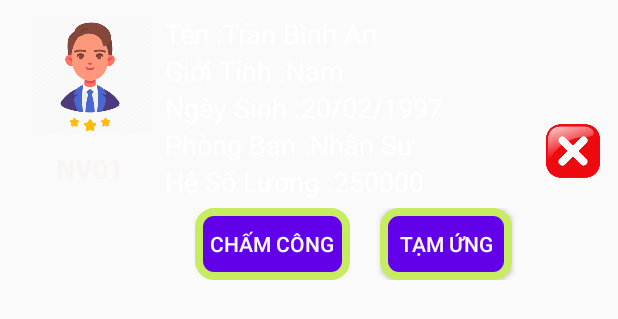
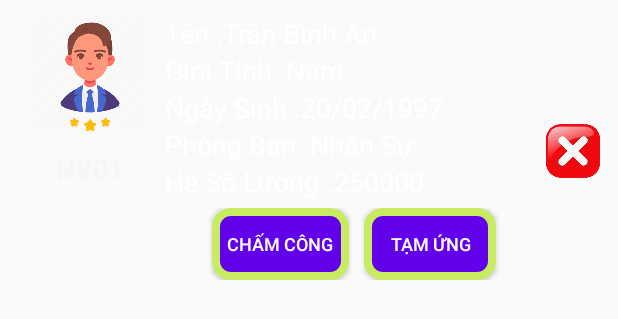
Before and after one commit to Lap-trinh-di-dong-2/QuanLyLuong, an Android app: the layout listview_nhanvien.xml on its own in the app's theme, with its tools: preview values and no code run, on a phone screen of 412 x 824 dp. Shown: the top 319 px of the screen. Run offline under Robolectric (Android 15) with nearby library versions, the phone set to English and light mode, and no system bars.

Commit message:
Update project 04/08/2020 3.0.7 Cập nhật new

```diff
--- a/app/src/main/AndroidManifest.xml
+++ b/app/src/main/AndroidManifest.xml
@@ -4,10 +4,8 @@
     <uses-permission android:name="android.permission.INTERNET"/>
     <uses-permission android:name="android.permission.ACCESS_NETWORK_STATE"/>
     <uses-permission android:name="android.permission.WRITE_EXTERNAL_STORAGE"/>
-    <uses-permission android:name="android.permission.ACCESS_COARSE_LOCATION"/>
-    <uses-permission android:name="android.permission.ACCESS_FINE_LOCATION"/>
-    <uses-feature android:name="android.hardware.location" android:required="true"/>
-    <uses-feature android:name="android.hardware.location.gps" android:required="true"/>
+<!--    <uses-permission android:name="android.permission.ACCESS_COARSE_LOCATION"/>-->
+<!--    <uses-permission android:name="android.permission.ACCESS_FINE_LOCATION"/>-->
     <!--
          The ACCESS_COARSE/FINE_LOCATION permissions are not required to use
          Google Maps Android API v2, but you must specify either coarse or fine
--- a/app/src/main/java/com/example/quanlyluong/DataBase/DBChamCong.java
+++ b/app/src/main/java/com/example/quanlyluong/DataBase/DBChamCong.java
@@ -60,7 +60,7 @@ public class DBChamCong {
 
     public void xoaChamCong(ChamCong chamCong) {
         SQLiteDatabase db = dbHelper.getWritableDatabase();
-        db.delete("ChamCong", "manv= '" + chamCong.getMaNhanVien() + "'"  , null);
+        db.delete("ChamCong", "manv= '" + chamCong.getMaNhanVien() + "'and ngaycham = '" +chamCong.getThang()+"'"  , null);
         db.close();
     }
 
--- a/app/src/main/java/com/example/quanlyluong/GiaoDien/ChamCong/SuaChamCong.java
+++ b/app/src/main/java/com/example/quanlyluong/GiaoDien/ChamCong/SuaChamCong.java
@@ -58,6 +58,10 @@ public class SuaChamCong extends AppCompatActivity {
         btnLuu.setOnClickListener(new View.OnClickListener() {
             @Override
             public void onClick(View view) {
+                if(Integer.parseInt(txtSoNgayCong.getText().toString()) > 31){
+                    txtSoNgayCong.setError("Ngày công không quá 31 ngày trong một tháng");
+                    txtSoNgayCong.isFocused();
+                }
                 if (txtSoNgayCong.getText().toString().isEmpty()) {
                     checkError.checkEmpty(txtSoNgayCong, "Vui lòng nhập số ngày công");
                 } else {
--- a/app/src/main/java/com/example/quanlyluong/GiaoDien/ChamCong/ThemChamCong.java
+++ b/app/src/main/java/com/example/quanlyluong/GiaoDien/ChamCong/ThemChamCong.java
@@ -53,6 +53,10 @@ public class ThemChamCong extends AppCompatActivity {
             public void onClick(View view) {
                 DBChamCong dbChamCong = new DBChamCong(getApplicationContext());
                 boolean check = dbChamCong.checkChamCong(txtNgayChamCong.getText().toString(), tvMaNhanVien.getText().toString());
+                if(Integer.parseInt(txtSoNgayCong.getText().toString()) > 31){
+                    txtSoNgayCong.setError("Ngày công không quá 31 ngày trong một tháng");
+                    txtSoNgayCong.isFocused();
+                }
                 if (txtNgayChamCong.getText().toString().isEmpty() || txtSoNgayCong.getText().toString().isEmpty()) {
                     checkError.checkEmpty(txtNgayChamCong, "Ngày chấm không để trống");
                     checkError.checkEmpty(txtSoNgayCong, "Vui lòng nhập số ngày công");
--- a/app/src/main/java/com/example/quanlyluong/GiaoDien/NhanVien/ThemNhanVien.java
+++ b/app/src/main/java/com/example/quanlyluong/GiaoDien/NhanVien/ThemNhanVien.java
@@ -61,7 +61,7 @@ public class ThemNhanVien extends AppCompatActivity {
     }
 
     private void setEvent() {
-        imgHinhDaiDien.setImageResource(R.drawable.camera);
+      imgHinhDaiDien.setImageResource(R.drawable.camera);
         DBPhongBan dbPhongBan = new DBPhongBan(getApplicationContext());
         data_phongban = dbPhongBan.layDSPhongBan();
 
@@ -92,7 +92,7 @@ public class ThemNhanVien extends AppCompatActivity {
                     themNhanVien();
                     Intent intent = new Intent(ThemNhanVien.this, MainNhanVien.class);
                     startActivity(intent);
-                    finish();
+
                 }
             }
         });
@@ -131,7 +131,6 @@ public class ThemNhanVien extends AppCompatActivity {
         String maPhong = dbNhanVien.layMaPhong(spPhongBan.getSelectedItem().toString());
         nhanVien.setPhongBan(maPhong);
         nhanVien.setHeSoLuong(txtHeSoLuong.getText().toString());
-
 
         dbNhanVien.themNhanVien(nhanVien);
     }
--- a/app/src/main/java/com/example/quanlyluong/GiaoDien/PhongBan/MainPhongBan.java
+++ b/app/src/main/java/com/example/quanlyluong/GiaoDien/PhongBan/MainPhongBan.java
@@ -75,7 +75,7 @@ public class MainPhongBan extends AppCompatActivity {
                             Load();
                         }
 
-                    }, 3000);
+                    }, 1000);
                 }
 
 
--- a/app/src/main/java/com/example/quanlyluong/GiaoDien/TamUng/BangTamUng.java
+++ b/app/src/main/java/com/example/quanlyluong/GiaoDien/TamUng/BangTamUng.java
@@ -45,7 +45,7 @@ public class BangTamUng extends AppCompatActivity {
                 HienThiDL();
             }
 
-        }, 3000);
+        }, 2000);
 
     }
 
--- a/app/src/main/res/layout/listview_nhanvien.xml
+++ b/app/src/main/res/layout/listview_nhanvien.xml
@@ -93,15 +93,17 @@
                 android:text="@string/chamcong"
                 android:background="@drawable/custom_button2"
                 android:padding="10dp"
+                android:textSize="12dp"
                 android:textColor="#FFFFFF"/>
             <Button
                 android:layout_width="wrap_content"
                 android:layout_height="wrap_content"
                 android:id="@+id/btnTamUng"
-                android:layout_marginLeft="20dp"
+                android:layout_marginLeft="10dp"
                 android:text="@string/tamung"
                 android:background="@drawable/custom_button2"
                 android:padding="10dp"
+                android:textSize="12dp"
                 android:textColor="#FFFFFF"
                 />
         </LinearLayout>
```
Also changed, not shown: app/src/main/java/com/example/quanlyluong/DataBase/DBHelper.java (+5 -12 lines).
